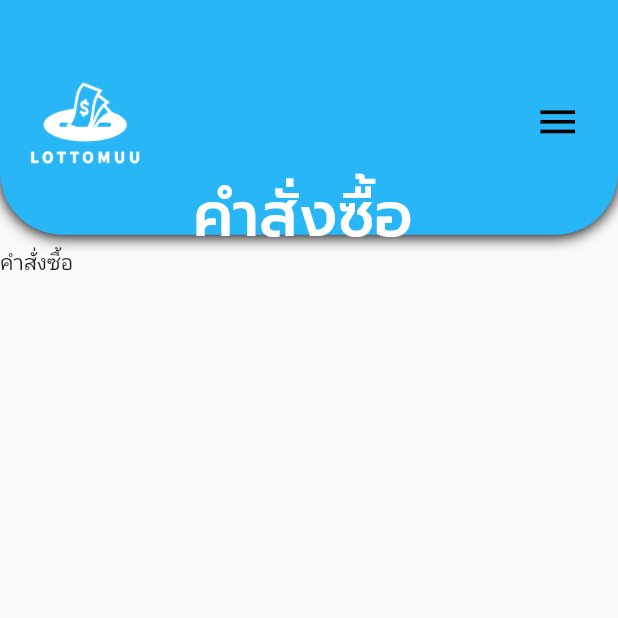
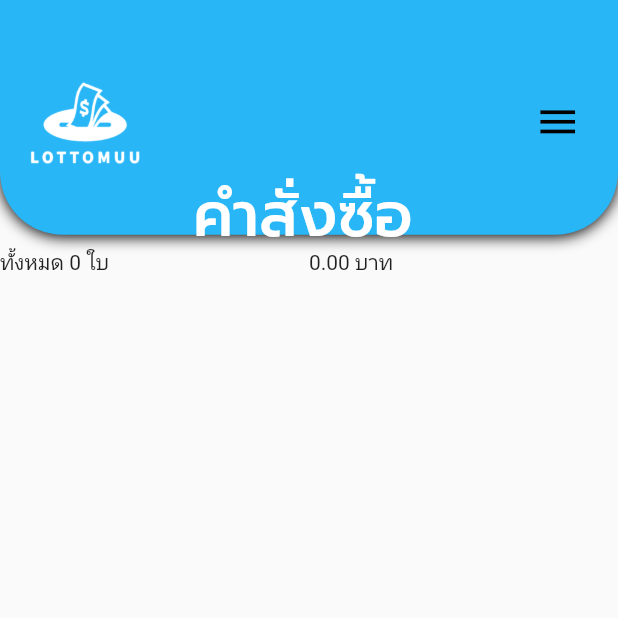
Before and after one commit to Projectmuutoo/Lottomuutoo, a Flutter app: the OrderPage screen opened directly with empty values, on a phone screen of 412 x 824 dp, the top half of it. Run offline on Flutter 3.47's test engine with Material 3 defaults, Android fonts, the phone set to English and light mode, and no system bars; our stand-ins replace flutter_svg, get_storage; accounts and stored records are empty; network calls fail; project files that could hold a hidden picture were left out.

Commit message:
order and Model Order

```diff
--- a/lib/models/response/GetOrderUidResponse.dart
+++ b/lib/models/response/GetOrderUidResponse.dart
@@ -37,9 +37,10 @@ class Result {
   String date;
   int lid;
   String number;
-  dynamic owner;
+  int? owner;
   int sell;
   int win;
+  int? reward;
 
   Result({
     required this.listid,
@@ -51,6 +52,7 @@ class Result {
     required this.owner,
     required this.sell,
     required this.win,
+    required this.reward,
   });
 
   factory Result.fromJson(Map<String, dynamic> json) => Result(
@@ -63,6 +65,7 @@ class Result {
         owner: json["owner"],
         sell: json["sell"],
         win: json["win"],
+        reward: json["reward"] != null ? json["reward"] as int? : null,
       );
 
   Map<String, dynamic> toJson() => {
@@ -75,5 +78,6 @@ class Result {
         "owner": owner,
         "sell": sell,
         "win": win,
+        "reward": reward,
       };
 }
--- a/lib/pages/navpages/order.dart
+++ b/lib/pages/navpages/order.dart
@@ -1,6 +1,8 @@
 import 'dart:developer';
+import 'dart:typed_data';
 
 import 'package:flutter/material.dart';
+import 'package:flutter_svg/flutter_svg.dart';
 import 'package:get_storage/get_storage.dart';
 import 'package:lottotmuutoo/config/config.dart';
 import 'package:lottotmuutoo/models/response/GetOrderUidResponse.dart'
@@ -24,7 +26,10 @@ class _OrderPageState extends State<OrderPage> {
   final box = GetStorage();
   user_response.UserEmailGetRespone? user;
   List<user_response.Result> results = [];
-  // List<order_response.GetMoneyUid> moneys = [];
+  late String getOrderUidJson;
+  List<order_response.Result> _orders = [];
+  int count = 0;
+  int countmoney = 0;
 
   @override
   void initState() {
@@ -56,12 +61,21 @@ class _OrderPageState extends State<OrderPage> {
           // Fetch order data
           var getorder =
               await http.get(Uri.parse('$url/order/${results[0].uid}'));
-          log(getorder.body);
+          // log(getorder.body);
           if (getorder.statusCode == 200) {
             var getOrderUid = order_response.getOrderUidFromJson(getorder.body);
             // แปลง getOrderUid เป็น JSON และบันทึกข้อมูล
-            // var getOrderUidJson = order_response.getOrderUidToJson(getOrderUid);
-            // log('GetOrderUid JSON: $getOrderUid');
+            getOrderUidJson = order_response.getOrderUidToJson(getOrderUid);
+            setState(() {
+              _orders = getOrderUid.result; // รายการของออเดอร์
+            });
+
+            // log('GetOrderUid JSON: $getOrderUidJson');
+            count = getOrderUid.result.length;
+            countmoney = 100 * getOrderUid.result.length;
+
+            log('Number of orders: $countmoney'); // ล็อกจำนวนชุดข้อมูล
+            // log('Type of getorder: ${getorder.runtimeType}');
           }
         } else {
           log('No results found for the given email.');
@@ -176,12 +190,13 @@ class _OrderPageState extends State<OrderPage> {
         selectedPage: 1,
       ),
 
-      body: FutureBuilder(
+      body: SingleChildScrollView(
+        child: FutureBuilder(
           future: loadData,
           builder: (context, snapshot) {
             if (widget.email == 'ยังไม่ได้เข้าสู่ระบบ') {
               return Container(
-              child: Text('ยังไม่ได้เข้าสู่ระบบ'),
+                child: const Text('ยังไม่ได้เข้าสู่ระบบ'),
               );
             } else {
               if (snapshot.connectionState != ConnectionState.done) {
@@ -192,11 +207,66 @@ class _OrderPageState extends State<OrderPage> {
                   ),
                 );
               }
-            return Container(
-              child: Text('คำสั่งซื้อ'),
+
+              return SizedBox(
+                child: Container(
+                  child: Column(
+                    mainAxisAlignment: MainAxisAlignment.spaceBetween,
+                    children: [
+                      Row(
+                        children: [
+                          Expanded(child: Text('ทั้งหมด $count ใบ')),
+                          Expanded(child: Text('$countmoney.00 บาท')),
+                        ],
+                      ),
+                      for (var order in _orders)
+                        Column(
+                          crossAxisAlignment: CrossAxisAlignment.start,
+                          children: [
+                            Text(
+                                '${order.date.substring(0, 10)} - ${order.date.substring(11, 16)}'),
+                            Row(
+                              mainAxisAlignment: MainAxisAlignment.spaceBetween,
+                              children: [
+                                Expanded(
+                                  child: SvgPicture.string(
+                                    '<svg xmlns="http://www.w3.org/2000/svg" height="24px" viewBox="0 -960 960 960" width="24px" fill="#5f6368"><path d="M440-200h80v-40h40q17 0 28.5-11.5T600-280v-120q0-17-11.5-28.5T560-440H440v-40h160v-80h-80v-40h-80v40h-40q-17 0-28.5 11.5T360-520v120q0 17 11.5 28.5T400-360h120v40H360v80h80v40ZM240-80q-33 0-56.5-23.5T160-160v-640q0-33 23.5-56.5T240-880h320l240 240v480q0 33-23.5 56.5T720-80H240Zm280-560v-160H240v640h480v-480H520ZM240-800v160-160 640-640Z"/></svg>',
+                                    width: width * 0.02,
+                                    height: height * 0.04,
+                                  ),
+                                ),
+                                Expanded(
+                                  child: Text('${order.number}'),
+                                ),
+                                const Expanded(
+                                  child: Text('100.00 บาท'),
+                                ),
+                                Expanded(
+                                  child: Text(
+                                    // Check conditions for reward and win and display appropriate messages
+                                    _getStatusMessage(order.reward, order.win),
+                                    style: TextStyle(
+                                      color:
+                                          (order.reward == 0 && order.win != 0)
+                                              ? Colors.orange
+                                              : (order.reward == 1 &&
+                                                      order.win != 0)
+                                                  ? Colors.blue
+                                                  : Colors.black,
+                                    ),
+                                  ),
+                                ),
+                              ],
+                            ),
+                          ],
+                        ),
+                    ],
+                  ),
+                ),
               );
             }
           },
+        ),
       ),
     );
   }
@@ -306,3 +376,15 @@ class _OrderPageState extends State<OrderPage> {
     }
   }
 }
+
+String _getStatusMessage(int? reward, int win) {
+  if (reward == 0 && win == 0) {
+    return 'ไม่ถูกรางวัล'; // Not a winner
+  } else if (reward == 0 && win != 0) {
+    return 'ถูกรางวัลแต่ยังไม่ขึ้นเงิน'; // Won but not yet redeemed
+  } else if (reward == 1 && win != 0) {
+    return 'ถูกรางวัล'; // Won and redeemed
+  } else {
+    return 'สถานะไม่ทราบ'; // Unknown status
+  }
+}
```
Lines whose indentation alone changed are shown as unchanged.
